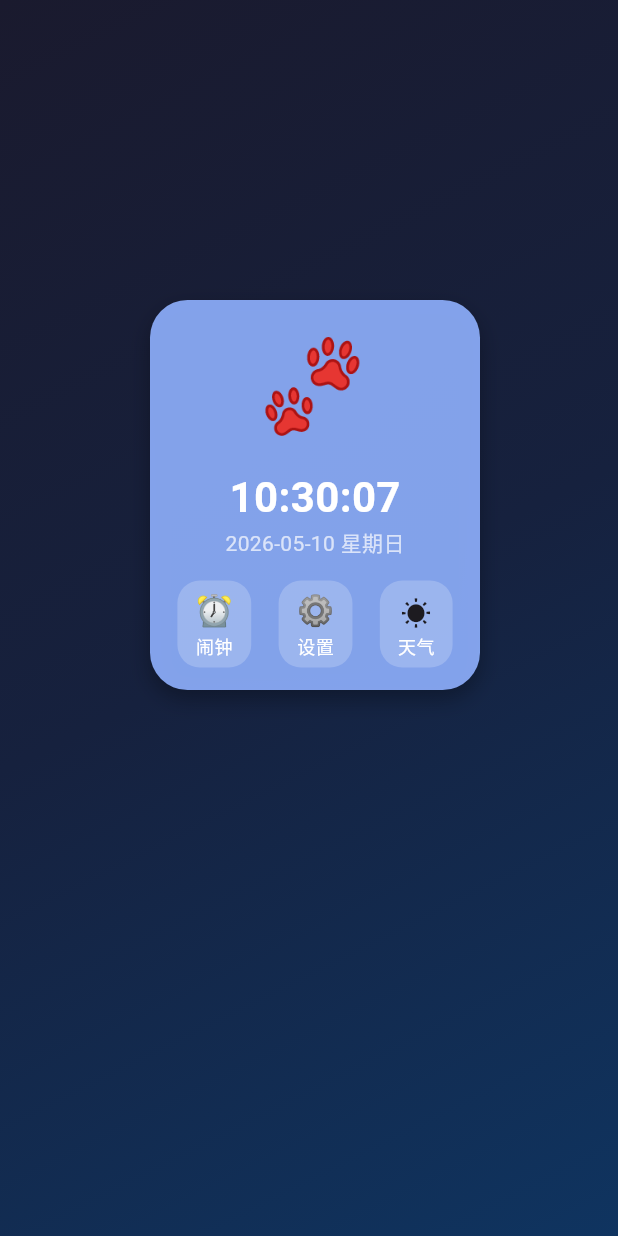
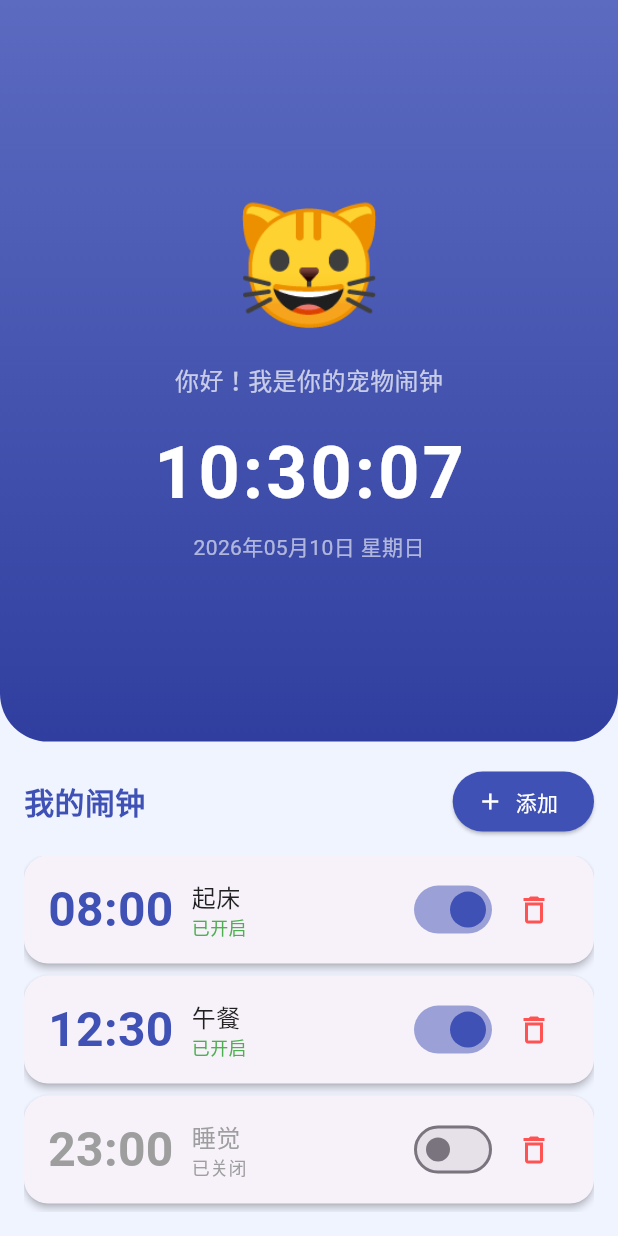
Before and after one commit to xx8888888-xh/clock2, a Flutter app: the screen it shows after launch, on a phone screen of 412 x 824 dp. Run offline on Flutter 3.47's test engine with Material 3 defaults, Android fonts, the phone set to English and light mode, and no system bars; drawn by our look-alikes of overlay_support; our stand-ins replace permission_handler.

Commit message:
fix: redesign UI - centered layout, vivid colors, alarm list, permission requests
- Replace dark invisible Stack layout with centered Column layout
- Top half: pet emoji + large clock display with indigo gradient
- Bottom half: alarm list with toggle/delete/add functionality
- Add permission_handler for runtime notification & alarm permissions
- Add POST_NOTIFICATIONS, SCHEDULE_EXACT_ALARM permissions
- Add HapticFeedback on alarm trigger
- Add AnimatedSwitcher for pet mood transitions
- Lock to portrait orientation

```diff
--- a/lib/main.dart
+++ b/lib/main.dart
@@ -1,9 +1,15 @@
 import 'package:flutter/material.dart';
+import 'package:flutter/services.dart';
 import 'package:intl/intl.dart';
 import 'dart:async';
 import 'package:overlay_support/overlay_support.dart';
+import 'package:permission_handler/permission_handler.dart';
 
 void main() {
+  WidgetsFlutterBinding.ensureInitialized();
+  SystemChrome.setPreferredOrientations([
+    DeviceOrientation.portraitUp,
+  ]);
   runApp(const MyApp());
 }
 
@@ -14,27 +20,27 @@ class MyApp extends StatelessWidget {
   Widget build(BuildContext context) {
     return OverlaySupport(
       child: MaterialApp(
-        title: '宠物闹钟 - Flutter完整版',
+        title: '宠物闹钟',
         debugShowCheckedModeBanner: false,
         theme: ThemeData(
-          primarySwatch: Colors.blue,
+          primarySwatch: Colors.indigo,
           useMaterial3: true,
+          scaffoldBackgroundColor: const Color(0xFFF0F4FF),
         ),
-        home: const FloatingPetClock(),
+        home: const PetClockHome(),
       ),
     );
   }
 }
 
-class FloatingPetClock extends StatefulWidget {
-  const FloatingPetClock({super.key});
+class PetClockHome extends StatefulWidget {
+  const PetClockHome({super.key});
 
   @override
-  State<FloatingPetClock> createState() => _FloatingPetClockState();
+  State<PetClockHome> createState() => _PetClockHomeState();
 }
 
-class _FloatingPetClockState extends State<FloatingPetClock> {
-  Offset _position = const Offset(100, 200);
+class _PetClockHomeState extends State<PetClockHome> {
   String _currentTime = '';
   String _currentDate = '';
   bool _isPetSleeping = false;
@@ -48,13 +54,13 @@ class _FloatingPetClockState extends State<FloatingPetClock> {
     _lastDay = DateTime.now().day;
     _updateTime();
     _timer = Timer.periodic(const Duration(seconds: 1), (_) => _updateTime());
-
-    // 初始化示例闹钟
     _alarms = [
       Alarm(time: '08:00', enabled: true, label: '起床'),
       Alarm(time: '12:30', enabled: true, label: '午餐'),
       Alarm(time: '23:00', enabled: false, label: '睡觉'),
     ];
+    // 延迟申请权限，等 UI 渲染完
+    Future.delayed(const Duration(milliseconds: 500), _requestPermissions);
   }
 
   @override
@@ -63,11 +69,34 @@ class _FloatingPetClockState extends State<FloatingPetClock> {
     super.dispose();
   }
 
+  /// 申请运行时权限
+  void _requestPermissions() async {
+    // 申请通知权限（Android 13+）
+    final notificationStatus = await Permission.notification.request();
+    // 申请闹钟权限（Android 12+）
+    final alarmStatus = await Permission.scheduleExactAlarm.request();
+
+    if (mounted) {
+      if (notificationStatus.isGranted) {
+        showSimpleNotification(
+          const Text('🔔 宠物闹钟已启动，通知权限已开启'),
+          background: Colors.green,
+          duration: const Duration(seconds: 3),
+        );
+      } else {
+        showSimpleNotification(
+          const Text('⚠️ 请在设置中开启通知权限，否则闹钟无法提醒'),
+          background: Colors.orange,
+          duration: const Duration(seconds: 5),
+        );
+      }
+    }
+  }
+
   void _updateTime() {
     final now = DateTime.now();
     final currentDay = now.day;
 
-    // 跨天重置所有闹钟的 triggeredToday 状态
     if (currentDay != _lastDay) {
       _lastDay = currentDay;
       for (final alarm in _alarms) {
@@ -77,13 +106,9 @@ class _FloatingPetClockState extends State<FloatingPetClock> {
 
     setState(() {
       _currentTime = DateFormat('HH:mm:ss').format(now);
-      _currentDate = DateFormat('yyyy-MM-dd EEEE', 'zh_CN').format(now);
-
-      // 检查宠物睡眠时间（22:00-07:00）
+      _currentDate = DateFormat('yyyy年MM月dd日 EEEE', 'zh_CN').format(now);
       final hour = now.hour;
       _isPetSleeping = hour >= 22 || hour < 7;
-
-      // 检查闹钟
       _checkAlarms(now);
     });
   }
@@ -101,10 +126,12 @@ class _FloatingPetClockState extends State<FloatingPetClock> {
   }
 
   void _triggerAlarm(Alarm alarm) {
+    // 触发振动
+    HapticFeedback.heavyImpact();
     showSimpleNotification(
       Text('⏰ ${alarm.label}时间到！'),
-      background: Colors.blue,
-      duration: const Duration(seconds: 5),
+      background: Colors.deepOrange,
+      duration: const Duration(seconds: 10),
     );
   }
 
@@ -144,7 +171,7 @@ class _FloatingPetClockState extends State<FloatingPetClock> {
             onPressed: () => Navigator.pop(context),
             child: const Text('取消'),
           ),
-          TextButton(
+          ElevatedButton(
             onPressed: () {
               final time = timeController.text.trim();
               final label = labelController.text.trim();
@@ -177,141 +204,220 @@ class _FloatingPetClockState extends State<FloatingPetClock> {
     );
   }
 
-  void _showSettings() {
+  void _toggleAlarm(int index) {
+    setState(() {
+      _alarms[index].enabled = !_alarms[index].enabled;
+    });
+    final alarm = _alarms[index];
     showSimpleNotification(
-      const Text('⚙️ 设置功能开发中...'),
-      background: Colors.orange,
+      Text(alarm.enabled ? '✅ ${alarm.label} 已开启' : '🔕 ${alarm.label} 已关闭'),
+      background: alarm.enabled ? Colors.green : Colors.grey,
       duration: const Duration(seconds: 2),
     );
   }
 
-  void _showWeather() {
+  void _deleteAlarm(int index) {
+    final alarm = _alarms[index];
+    setState(() {
+      _alarms.removeAt(index);
+    });
     showSimpleNotification(
-      const Text('☀️ 天气功能开发中...'),
-      background: Colors.orange,
+      Text('🗑️ 已删除 ${alarm.label}'),
+      background: Colors.red,
       duration: const Duration(seconds: 2),
     );
   }
 
   @override
   Widget build(BuildContext context) {
-    final screenSize = MediaQuery.of(context).size;
-
     return Scaffold(
-      backgroundColor: const Color(0xFF1A1A2E),
-      body: Stack(
+      body: SafeArea(
+        child: Column(
           children: [
-          // 背景装饰
-          Positioned.fill(
+            // 顶部：宠物 + 时间
+            Expanded(
+              flex: 3,
               child: Container(
-              decoration: const BoxDecoration(
+                width: double.infinity,
+                decoration: BoxDecoration(
                   gradient: LinearGradient(
-                  begin: Alignment.topLeft,
-                  end: Alignment.bottomRight,
+                    begin: Alignment.topCenter,
+                    end: Alignment.bottomCenter,
                     colors: [
-                    Color(0xFF1A1A2E),
-                    Color(0xFF16213E),
-                    Color(0xFF0F3460),
+                      Colors.indigo.shade400,
+                      Colors.indigo.shade700,
                     ],
                   ),
+                  borderRadius: const BorderRadius.only(
+                    bottomLeft: Radius.circular(32),
+                    bottomRight: Radius.circular(32),
                   ),
-            ),
-          ),
-          // 悬浮窗宠物闹钟
-          Positioned(
-            left: _position.dx,
-            top: _position.dy,
-            child: GestureDetector(
-              onPanUpdate: (details) {
-                setState(() {
-                  // 添加屏幕边界限制
-                  double newX = _position.dx + details.delta.dx;
-                  double newY = _position.dy + details.delta.dy;
-                  newX = newX.clamp(0.0, screenSize.width - 220);
-                  newY = newY.clamp(0.0, screenSize.height - 260);
-                  _position = Offset(newX, newY);
-                });
-              },
-              child: Container(
-                width: 220,
-                height: 260,
-                decoration: BoxDecoration(
-                  color: const Color(0xFF8FB1FF).withOpacity(0.9),
-                  borderRadius: BorderRadius.circular(25),
-                  boxShadow: [
-                    BoxShadow(
-                      color: Colors.black.withOpacity(0.3),
-                      blurRadius: 12,
-                      offset: const Offset(0, 6),
-                    ),
-                  ],
                 ),
                 child: Column(
                   mainAxisAlignment: MainAxisAlignment.center,
                   children: [
-                    // 宠物表情（根据时间变化）
+                    // 宠物表情
+                    AnimatedSwitcher(
+                      duration: const Duration(milliseconds: 500),
+                      child: Text(
+                        _isPetSleeping ? '😴' : '🐱',
+                        key: ValueKey(_isPetSleeping),
+                        style: const TextStyle(fontSize: 80),
+                      ),
+                    ),
+                    const SizedBox(height: 8),
                     Text(
-                      _isPetSleeping ? '😴' : '🐾',
-                      style: const TextStyle(fontSize: 60),
+                      _isPetSleeping ? '嘘...我在睡觉' : '你好！我是你的宠物闹钟',
+                      style: const TextStyle(
+                        fontSize: 16,
+                        color: Colors.white70,
                       ),
-
-                    const SizedBox(height: 10),
-
-                    // 时间显示
+                    ),
+                    const SizedBox(height: 16),
+                    // 时间
                     Text(
                       _currentTime,
                       style: const TextStyle(
-                        fontSize: 28,
+                        fontSize: 48,
                         color: Colors.white,
                         fontWeight: FontWeight.bold,
+                        letterSpacing: 2,
                       ),
                     ),
-
-                    // 日期显示
+                    const SizedBox(height: 4),
+                    // 日期
                     Text(
                       _currentDate,
                       style: const TextStyle(
                         fontSize: 14,
-                        color: Colors.white70,
+                        color: Colors.white60,
                       ),
-                    ),
-
-                    const SizedBox(height: 15),
-
-                    // 功能按钮
-                    Row(
-                      mainAxisAlignment: MainAxisAlignment.spaceEvenly,
-                      children: [
-                        _buildFunctionButton('⏰', '闹钟', _addAlarm),
-                        _buildFunctionButton('⚙️', '设置', _showSettings),
-                        _buildFunctionButton('☀️', '天气', _showWeather),
-                      ],
                     ),
                   ],
                 ),
               ),
             ),
+
+            // 底部：闹钟列表
+            Expanded(
+              flex: 2,
+              child: Padding(
+                padding: const EdgeInsets.all(16),
+                child: Column(
+                  crossAxisAlignment: CrossAxisAlignment.start,
+                  children: [
+                    // 标题栏
+                    Row(
+                      mainAxisAlignment: MainAxisAlignment.spaceBetween,
+                      children: [
+                        const Text(
+                          '我的闹钟',
+                          style: TextStyle(
+                            fontSize: 20,
+                            fontWeight: FontWeight.bold,
+                            color: Colors.indigo,
+                          ),
+                        ),
+                        ElevatedButton.icon(
+                          onPressed: _addAlarm,
+                          icon: const Icon(Icons.add, size: 18),
+                          label: const Text('添加'),
+                          style: ElevatedButton.styleFrom(
+                            backgroundColor: Colors.indigo,
+                            foregroundColor: Colors.white,
+                            shape: RoundedRectangleBorder(
+                              borderRadius: BorderRadius.circular(20),
+                            ),
+                          ),
                         ),
                       ],
+                    ),
+                    const SizedBox(height: 12),
+
+                    // 闹钟列表
+                    Expanded(
+                      child: _alarms.isEmpty
+                          ? const Center(
+                              child: Text(
+                                '暂无闹钟，点击上方添加',
+                                style: TextStyle(
+                                  color: Colors.grey,
+                                  fontSize: 16,
+                                ),
+                              ),
+                            )
+                          : ListView.builder(
+                              itemCount: _alarms.length,
+                              itemBuilder: (context, index) {
+                                final alarm = _alarms[index];
+                                return _buildAlarmCard(alarm, index);
+                              },
+                            ),
+                    ),
+                  ],
+                ),
+              ),
+            ),
+          ],
+        ),
       ),
     );
   }
 
-  Widget _buildFunctionButton(
-      String emoji, String label, VoidCallback onTap) {
-    return GestureDetector(
-      onTap: onTap,
-      child: Container(
-        padding: const EdgeInsets.symmetric(horizontal: 12, vertical: 6),
-        decoration: BoxDecoration(
-          color: Colors.white.withOpacity(0.2),
-          borderRadius: BorderRadius.circular(15),
+  Widget _buildAlarmCard(Alarm alarm, int index) {
+    return Card(
+      margin: const EdgeInsets.only(bottom: 8),
+      shape: RoundedRectangleBorder(
+        borderRadius: BorderRadius.circular(16),
       ),
+      elevation: 2,
+      child: Padding(
+        padding: const EdgeInsets.symmetric(horizontal: 16, vertical: 12),
+        child: Row(
+          children: [
+            // 时间
+            Text(
+              alarm.time,
+              style: TextStyle(
+                fontSize: 32,
+                fontWeight: FontWeight.bold,
+                color: alarm.enabled ? Colors.indigo : Colors.grey,
+              ),
+            ),
+            const SizedBox(width: 12),
+            // 标签
+            Expanded(
               child: Column(
+                crossAxisAlignment: CrossAxisAlignment.start,
                 children: [
-            Text(emoji, style: const TextStyle(fontSize: 20)),
-            Text(label,
-                style: const TextStyle(fontSize: 12, color: Colors.white)),
+                  Text(
+                    alarm.label,
+                    style: TextStyle(
+                      fontSize: 16,
+                      color: alarm.enabled ? Colors.black87 : Colors.grey,
+                    ),
+                  ),
+                  Text(
+                    alarm.enabled ? '已开启' : '已关闭',
+                    style: TextStyle(
+                      fontSize: 12,
+                      color: alarm.enabled ? Colors.green : Colors.grey,
+                    ),
+                  ),
+                ],
+              ),
+            ),
+            // 开关
+            Switch(
+              value: alarm.enabled,
+              onChanged: (_) => _toggleAlarm(index),
+              activeColor: Colors.indigo,
+            ),
+            // 删除
+            IconButton(
+              icon: const Icon(Icons.delete_outline, color: Colors.redAccent),
+              onPressed: () => _deleteAlarm(index),
+            ),
           ],
         ),
       ),
@@ -333,5 +439,6 @@ class Alarm {
   });
 
   @override
-  String toString() => 'Alarm(time: $time, label: $label, enabled: $enabled)';
+  String toString() =>
+      'Alarm(time: $time, label: $label, enabled: $enabled)';
 }
--- a/pubspec.yaml
+++ b/pubspec.yaml
@@ -10,6 +10,7 @@ dependencies:
     sdk: flutter
   intl: ^0.19.0
   overlay_support: ^2.1.0
+  permission_handler: ^11.3.1
 
 dev_dependencies:
   flutter_test:
```
Also changed, not shown: 1 other file. Lines whose indentation alone changed are shown as unchanged.
